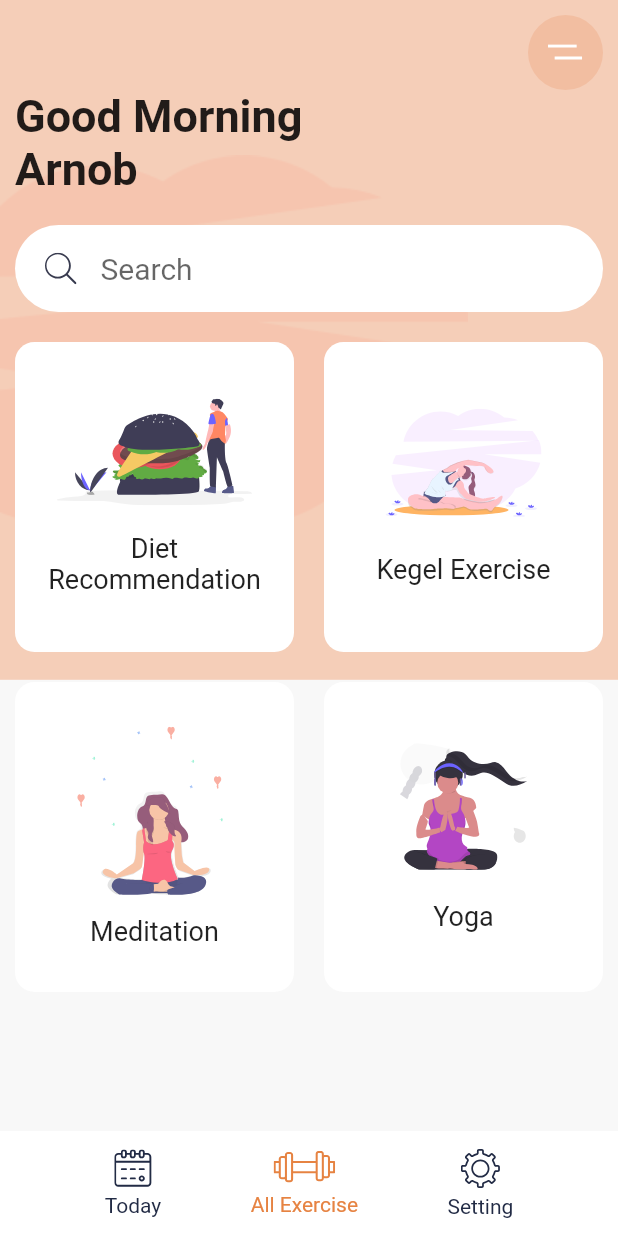
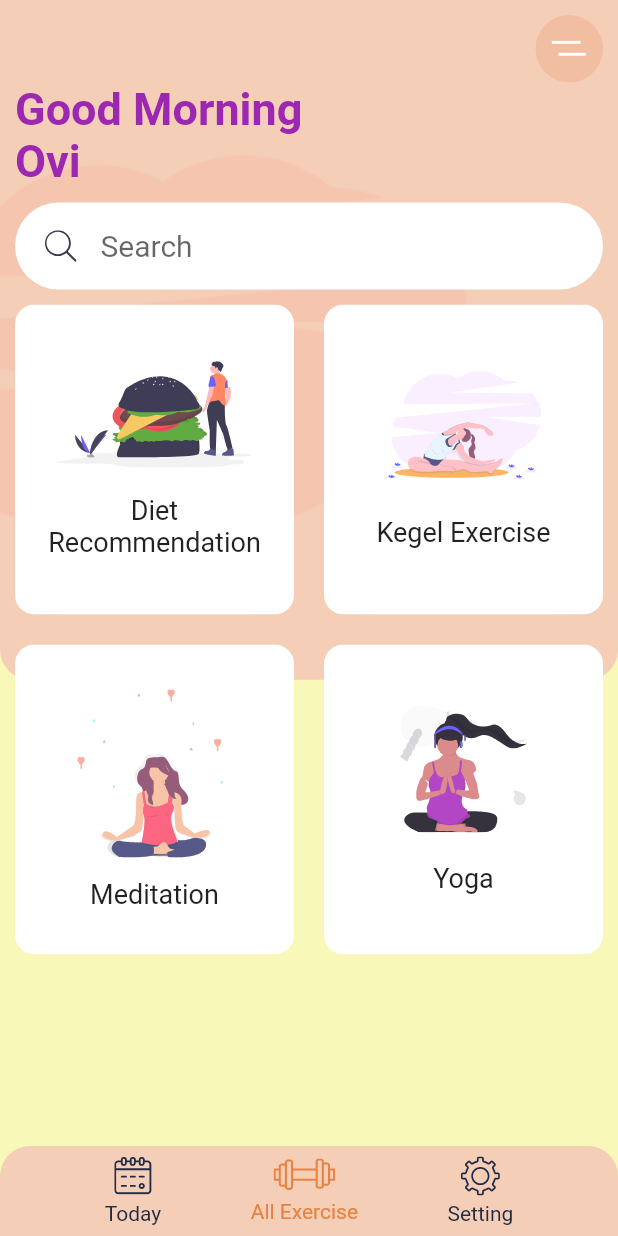
Before and after one commit to ArnobMahmud/Exercise-App-UI, a Flutter app: the screen it shows after launch, on a phone screen of 412 x 824 dp. Run offline on Flutter 3.47's test engine with Material 2 defaults, Android fonts, the phone set to English and light mode, and no system bars; our stand-ins replace flutter_svg.

Commit message:
UI stylized

```diff
--- a/lib/constants/constant.dart
+++ b/lib/constants/constant.dart
@@ -1,6 +1,6 @@
 import 'package:flutter/material.dart';
 
-const kBackgroundColor = Color(0xFFF8F8F8);
+const kBackgroundColor = Color(0xFFF8F8B8);
 const kActiveIconColor = Color(0xFFE68342);
 const kTextColor = Color(0xFF222B45);
 const kBlueLightColor = Color(0xFFC7B8F5);
--- a/lib/pages/home-page.dart
+++ b/lib/pages/home-page.dart
@@ -7,12 +7,17 @@ class HomePage extends StatelessWidget {
   @override
   Widget build(BuildContext context) {
     var height = MediaQuery.of(context).size.height;
-    var width = MediaQuery.of(context).size.width;
+    //var width = MediaQuery.of(context).size.width;
     return Scaffold(
       bottomNavigationBar: Container(
-        padding: EdgeInsets.symmetric(horizontal: 40, vertical: 10),
-        height: 70,
-        color: Colors.white,
+        decoration: BoxDecoration(
+            color: Color(0xFFF5CEB8),
+            borderRadius: BorderRadius.only(
+              topLeft: Radius.circular(20),
+              topRight: Radius.circular(20),
+            )),
+        padding: EdgeInsets.symmetric(horizontal: 40, vertical: 5),
+        height: 60,
         child: Row(
           mainAxisAlignment: MainAxisAlignment.spaceAround,
           children: [
@@ -40,6 +45,9 @@ class HomePage extends StatelessWidget {
           Container(
             height: height * 0.55,
             decoration: BoxDecoration(
+                borderRadius: BorderRadius.only(
+                    bottomLeft: Radius.circular(20),
+                    bottomRight: Radius.circular(20)),
                 color: Color(0xFFF5CEB8),
                 image: DecorationImage(
                     alignment: Alignment.centerLeft,
@@ -57,8 +65,8 @@ class HomePage extends StatelessWidget {
                     alignment: Alignment.topRight,
                     child: Container(
                       alignment: Alignment.center,
-                      height: 50,
-                      width: 50,
+                      height: 45,
+                      width: 45,
                       decoration: BoxDecoration(
                         shape: BoxShape.circle,
                         color: Color(0xFFF2BEA1),
@@ -67,12 +75,15 @@ class HomePage extends StatelessWidget {
                     ),
                   ),
                   Text(
-                    "Good Morning \nArnob",
+                    "Good Morning \nOvi",
                     style:
-                        TextStyle(fontWeight: FontWeight.bold, fontSize: 30.0),
+                        TextStyle(
+                         fontWeight: FontWeight.bold,
+                         fontSize: 30.0,
+                         color: Colors.purple),
                   ),
                   Container(
-                    margin: EdgeInsets.symmetric(vertical: 20.0),
+                    margin: EdgeInsets.symmetric(vertical: 10.0),
                     padding:
                         EdgeInsets.symmetric(horizontal: 20.0, vertical: 5.0),
                     decoration: BoxDecoration(
--- a/pubspec.yaml
+++ b/pubspec.yaml
@@ -28,6 +28,8 @@ dependencies:
   # Use with the CupertinoIcons class for iOS style icons.
   cupertino_icons: ^1.0.0
   flutter_svg: ^0.19.0
+  google_fonts: ^1.1.0
+  font_awesome_flutter: ^8.10.0
 
 dev_dependencies:
   flutter_test:
```
Also changed, not shown: pubspec.lock.
